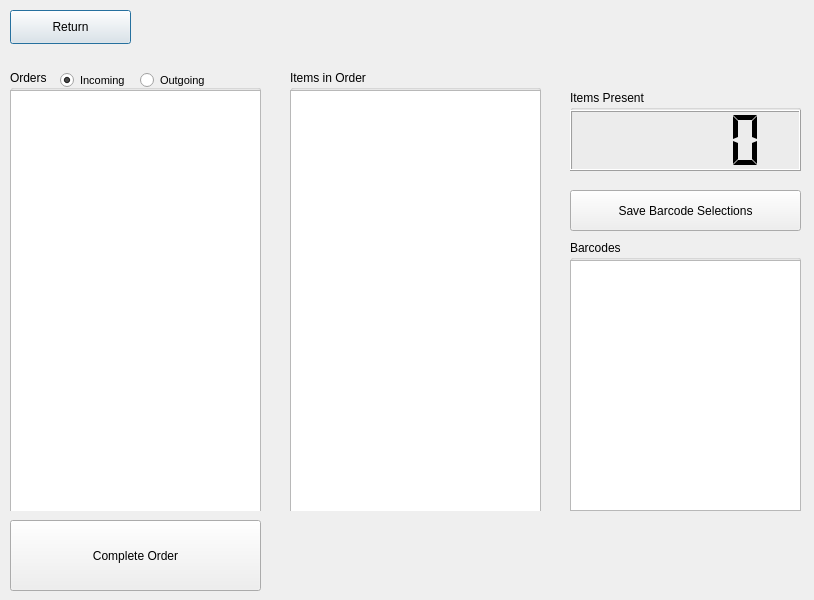
Before: the Qt Designer form UI/order_processing_window.ui in npaolini-8/se-group-5, drawn with Qt 5.
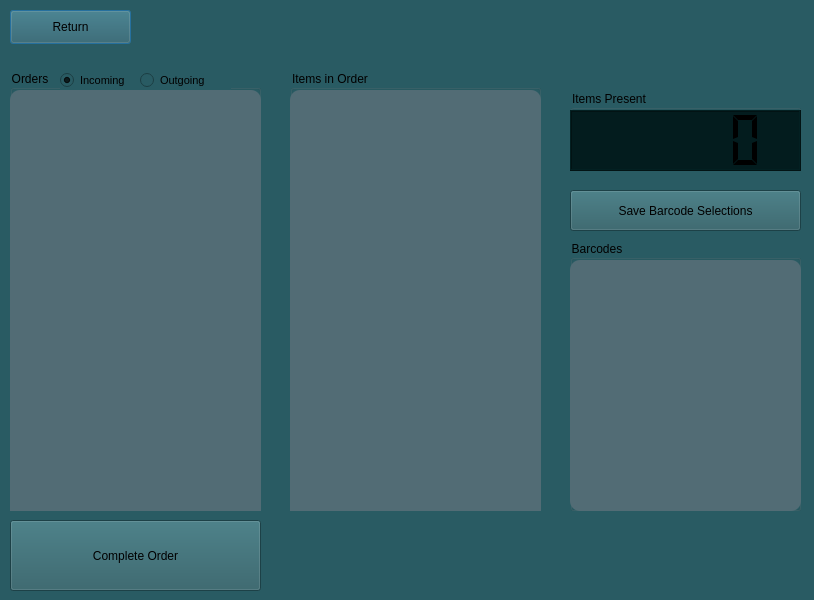
After: the same form once the commit is applied. The open tabs and pages were chosen to show the change.

The edit to the form file:
```diff
--- a/UI/order_processing_window.ui
+++ b/UI/order_processing_window.ui
@@ -13,6 +13,9 @@
   <property name="windowTitle">
    <string>Dialog</string>
   </property>
+  <property name="styleSheet">
+   <string notr="true">background-color: #295B63;</string>
+  </property>
   <widget class="QPushButton" name="return_btn">
    <property name="geometry">
     <rect>
@@ -62,9 +65,15 @@
     </property>
     <property name="font">
      <font>
-      <pointsize>8</pointsize>
+      <pointsize>-1</pointsize>
      </font>
     </property>
+    <property name="styleSheet">
+     <string notr="true">background-color: #526c75;
+color: #B6E3F0;
+border-radius: 10px;
+font-size: 12px;</string>
+    </property>
    </widget>
    <widget class="QRadioButton" name="in_radio">
     <property name="geometry">
@@ -129,9 +138,15 @@
     </property>
     <property name="font">
      <font>
-      <pointsize>8</pointsize>
+      <pointsize>-1</pointsize>
      </font>
     </property>
+    <property name="styleSheet">
+     <string notr="true">background-color: #526c75;
+color: #B6E3F0;
+border-radius: 10px;
+font-size: 12px;</string>
+    </property>
    </widget>
   </widget>
   <widget class="QStackedWidget" name="stacked_widget">
@@ -253,9 +268,15 @@
       </property>
       <property name="font">
        <font>
-        <pointsize>8</pointsize>
+        <pointsize>-1</pointsize>
        </font>
       </property>
+      <property name="styleSheet">
+       <string notr="true">background-color: #526c75;
+color: #B6E3F0;
+border-radius: 10px;
+font-size: 12px;</string>
+      </property>
       <property name="selectionMode">
        <enum>QAbstractItemView::SingleSelection</enum>
       </property>
@@ -298,6 +319,9 @@
         <height>61</height>
        </rect>
       </property>
+      <property name="styleSheet">
+       <string notr="true">background-color: #031c1e;</string>
+      </property>
       <property name="mode">
        <enum>QLCDNumber::Dec</enum>
       </property>
```
Left out of the diff: 5 changed lines with no effect on the pictures.
